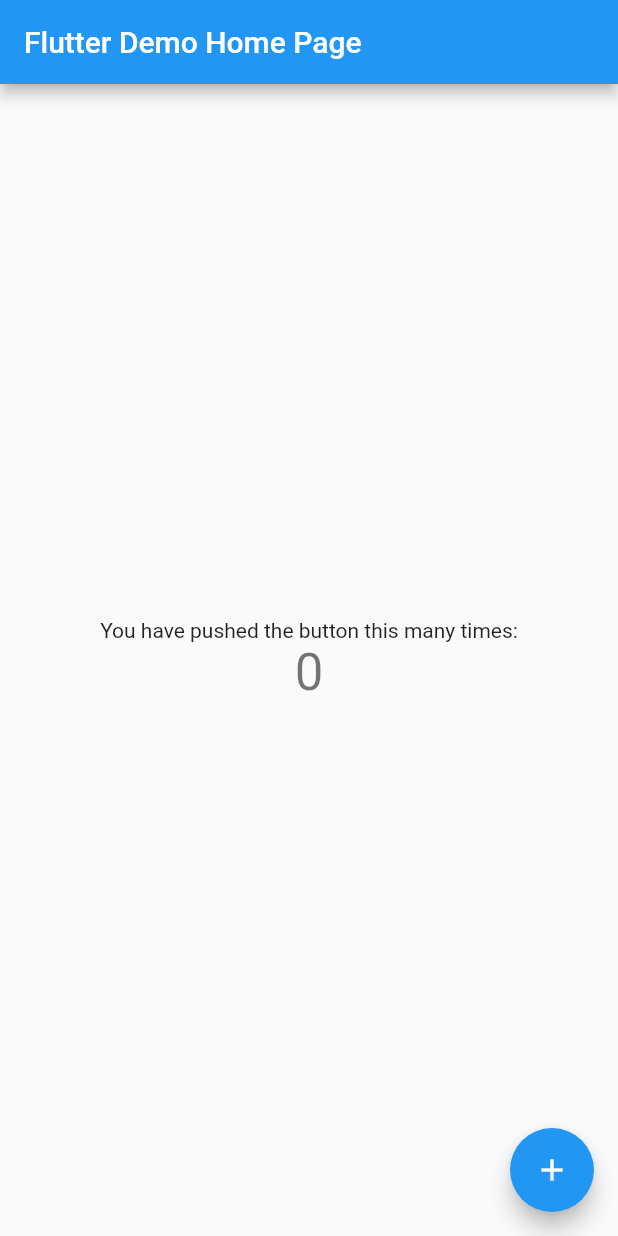
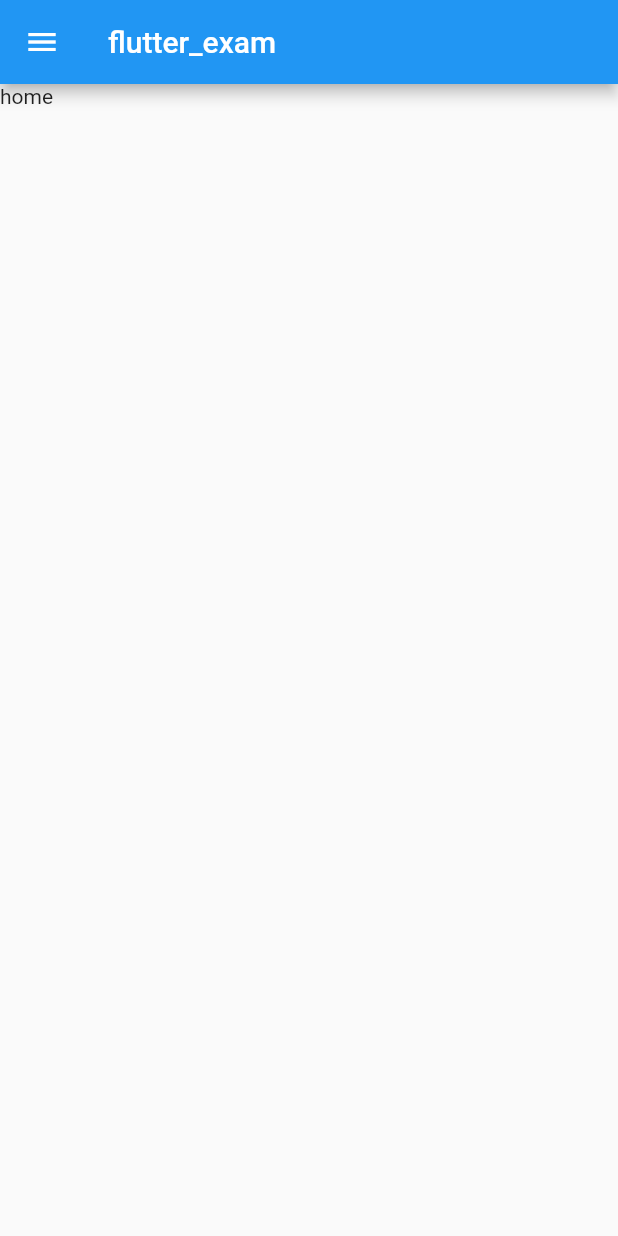
Before and after one commit to sinjikoro/flutter, a Flutter app: the screen it shows after launch, on a phone screen of 412 x 824 dp. Run offline on Flutter 3.47's test engine with Material 2 defaults, Android fonts, the phone set to English and light mode, and no system bars; our stand-ins replace go_router.

Commit message:
ページ追加していろいろ

```diff
--- /dev/null
+++ b/lib/home.dart
@@ -0,0 +1,30 @@
+import 'package:flutter/material.dart';
+import 'package:go_router/go_router.dart';
+
+class Home extends StatelessWidget {
+  const Home({Key? key}) : super(key: key);
+
+  @override
+  Widget build(BuildContext context) {
+    return Scaffold(
+      appBar: AppBar(
+        title: const Text('flutter_exam'),
+      ),
+      drawer: Drawer(
+          child: ListView(
+        children: [
+          ListTile(
+              title: const Text('状態管理'),
+              trailing: const Icon(Icons.arrow_right),
+              onTap: () {
+                GoRouter.of(context).push('/state');
+              }),
+          const ListTile(
+            title: Text('test'),
+          ),
+        ],
+      )),
+      body: const Text('home'),
+    );
+  }
+}
--- a/lib/main.dart
+++ b/lib/main.dart
@@ -1,4 +1,5 @@
 import 'package:flutter/material.dart';
+import 'package:flutter_exam/route.dart';
 
 void main() {
   runApp(const MyApp());
@@ -10,106 +11,17 @@ class MyApp extends StatelessWidget {
   // This widget is the root of your application.
   @override
   Widget build(BuildContext context) {
-    return MaterialApp(
-      title: 'Flutter Demo',
-      theme: ThemeData(
-        // This is the theme of your application.
-        //
-        // Try running your application with "flutter run". You'll see the
-        // application has a blue toolbar. Then, without quitting the app, try
-        // changing the primarySwatch below to Colors.green and then invoke
-        // "hot reload" (press "r" in the console where you ran "flutter run",
-        // or simply save your changes to "hot reload" in a Flutter IDE).
-        // Notice that the counter didn't reset back to zero; the application
-        // is not restarted.
-        primarySwatch: Colors.blue,
-      ),
-      home: const MyHomePage(title: 'Flutter Demo Home Page'),
+    return MaterialApp.router(
+      routeInformationParser: myRoute.routeInformationParser,
+      routerDelegate: myRoute.routerDelegate,
+      routeInformationProvider: myRoute.routeInformationProvider,
     );
+    // return MaterialApp(
+    //   title: 'Flutter Demo',
+    //   theme: ThemeData(
+    //     primarySwatch: Colors.blue,
+    //   ),
+    //   home: const Home(),
+    // );
   }
 }
-
-class MyHomePage extends StatefulWidget {
-  const MyHomePage({Key? key, required this.title}) : super(key: key);
-
-  // This widget is the home page of your application. It is stateful, meaning
-  // that it has a State object (defined below) that contains fields that affect
-  // how it looks.
-
-  // This class is the configuration for the state. It holds the values (in this
-  // case the title) provided by the parent (in this case the App widget) and
-  // used by the build method of the State. Fields in a Widget subclass are
-  // always marked "final".
-
-  final String title;
-
-  @override
-  State<MyHomePage> createState() => _MyHomePageState();
-}
-
-class _MyHomePageState extends State<MyHomePage> {
-  int _counter = 0;
-
-  void _incrementCounter() {
-    setState(() {
-      // This call to setState tells the Flutter framework that something has
-      // changed in this State, which causes it to rerun the build method below
-      // so that the display can reflect the updated values. If we changed
-      // _counter without calling setState(), then the build method would not be
-      // called again, and so nothing would appear to happen.
-      _counter++;
-    });
-  }
-
-  @override
-  Widget build(BuildContext context) {
-    // This method is rerun every time setState is called, for instance as done
-    // by the _incrementCounter method above.
-    //
-    // The Flutter framework has been optimized to make rerunning build methods
-    // fast, so that you can just rebuild anything that needs updating rather
-    // than having to individually change instances of widgets.
-    return Scaffold(
-      appBar: AppBar(
-        // Here we take the value from the MyHomePage object that was created by
-        // the App.build method, and use it to set our appbar title.
-        title: Text(widget.title),
-      ),
-      body: Center(
-        // Center is a layout widget. It takes a single child and positions it
-        // in the middle of the parent.
-        child: Column(
-          // Column is also a layout widget. It takes a list of children and
-          // arranges them vertically. By default, it sizes itself to fit its
-          // children horizontally, and tries to be as tall as its parent.
-          //
-          // Invoke "debug painting" (press "p" in the console, choose the
-          // "Toggle Debug Paint" action from the Flutter Inspector in Android
-          // Studio, or the "Toggle Debug Paint" command in Visual Studio Code)
-          // to see the wireframe for each widget.
-          //
-          // Column has various properties to control how it sizes itself and
-          // how it positions its children. Here we use mainAxisAlignment to
-          // center the children vertically; the main axis here is the vertical
-          // axis because Columns are vertical (the cross axis would be
-          // horizontal).
-          mainAxisAlignment: MainAxisAlignment.center,
-          children: <Widget>[
-            const Text(
-              'You have pushed the button this many times:',
-            ),
-            Text(
-              '$_counter',
-              style: Theme.of(context).textTheme.headline4,
-            ),
-          ],
-        ),
-      ),
-      floatingActionButton: FloatingActionButton(
-        onPressed: _incrementCounter,
-        tooltip: 'Increment',
-        child: const Icon(Icons.add),
-      ), // This trailing comma makes auto-formatting nicer for build methods.
-    );
-  }
-}
--- /dev/null
+++ b/lib/route.dart
@@ -0,0 +1,20 @@
+import 'package:flutter_exam/state/riverpod.dart';
+import 'package:flutter_exam/state/state.dart';
+import 'package:flutter_exam/home.dart';
+
+import 'package:go_router/go_router.dart';
+
+final myRoute = GoRouter(routes: [
+  GoRoute(
+    path: '/',
+    builder: (context, state) => const Home(),
+  ),
+  GoRoute(
+    path: '/state',
+    builder: (context, state) => const State(),
+  ),
+  GoRoute(
+    path: '/riverpod',
+    builder: (context, state) => const Riverpod(),
+  ),
+]);
--- /dev/null
+++ b/lib/state/riverpod.dart
@@ -0,0 +1,10 @@
+import 'package:flutter/material.dart';
+
+class Riverpod extends StatelessWidget {
+  const Riverpod({Key? key}) : super(key: key);
+
+  @override
+  Widget build(BuildContext context) {
+    return Container();
+  }
+}
--- /dev/null
+++ b/lib/state/state.dart
@@ -0,0 +1,10 @@
+import 'package:flutter/material.dart';
+
+class State extends StatelessWidget {
+  const State({Key? key}) : super(key: key);
+
+  @override
+  Widget build(BuildContext context) {
+    return const Text('状態管理');
+  }
+}
--- a/pubspec.yaml
+++ b/pubspec.yaml
@@ -34,6 +34,8 @@ dependencies:
   # The following adds the Cupertino Icons font to your application.
   # Use with the CupertinoIcons class for iOS style icons.
   cupertino_icons: ^1.0.2
+  hooks_riverpod: ^2.1.1
+  go_router: ^4.5.1
 
 dev_dependencies:
   flutter_test:
```
Also changed, not shown: pubspec.lock.
